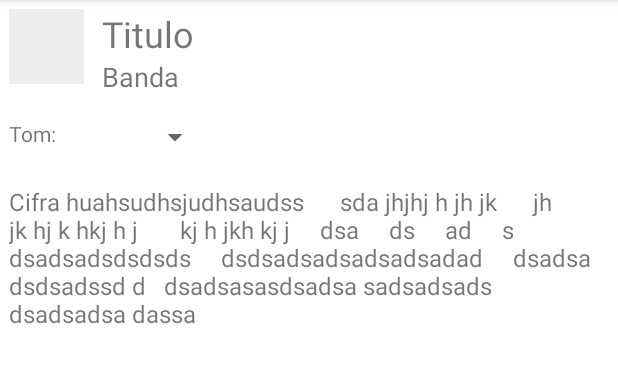
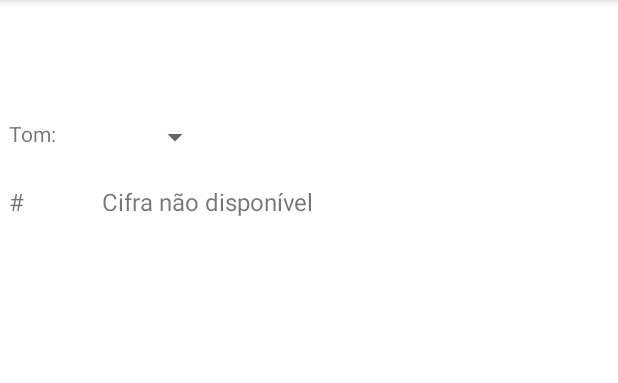
Before and after one commit to VN0/Android-App-Mvvm-FIRE-2021, an Android app: the CifraActivity screen opened directly, with no data from a screen before it, on a phone screen of 412 x 824 dp, the part 84-467 px from its top. Run offline under Robolectric (Android 15) with nearby library versions, the phone set to English and light mode, and no system bars; our stand-ins replace Picasso.

Commit message:
Cigra without tags and colored

```diff
--- a/app/src/main/java/com/senne/cifragospel2021/viewModel/CifraViewModel.kt
+++ b/app/src/main/java/com/senne/cifragospel2021/viewModel/CifraViewModel.kt
@@ -22,7 +22,7 @@ class CifraViewModel : ViewModel() {
      var tomInicio : String = ""
 
     private var mCifra = MutableLiveData<String>()
-    val cifra : LiveData<String> = mCifra
+    var cifra : LiveData<String> = mCifra
 
     private var mFoto = MutableLiveData<String>()
     val foto : LiveData<String> = mFoto
@@ -33,6 +33,7 @@ class CifraViewModel : ViewModel() {
         mBanda.value = banda
         mFoto.value = foto
         tomInicio = tom
+
 
         when (tom) {
             // Maiores
@@ -95,6 +96,7 @@ class CifraViewModel : ViewModel() {
     val mSiCifra = SiCifra()
 
     fun mudaTom(tomSpin: String) {
+
         var cifraTratada: String = mCifra.value.toString()
         if( tomInicio == "C" || tomInicio == "Am") {
                  if (tomSpin == "C" || tomSpin == "Am") { mNovoTom.value = mCifra.value }
--- a/app/src/main/res/layout/activity_cifra.xml
+++ b/app/src/main/res/layout/activity_cifra.xml
@@ -15,7 +15,6 @@
             android:id="@+id/cifra_foto"
             android:layout_width="50dp"
             android:layout_height="50dp"
-            android:background="#eee"
             app:layout_constraintLeft_toLeftOf="parent"
             app:layout_constraintTop_toTopOf="parent" />
 
@@ -24,7 +23,6 @@
             android:layout_width="wrap_content"
             android:layout_height="wrap_content"
             android:layout_marginLeft="12dp"
-            android:text="Titulo"
             android:textSize="24sp"
             app:layout_constraintLeft_toRightOf="@id/cifra_foto"
             app:layout_constraintTop_toTopOf="@id/cifra_foto" />
@@ -34,7 +32,6 @@
             android:layout_width="wrap_content"
             android:layout_height="wrap_content"
             android:layout_marginLeft="12dp"
-            android:text="Banda"
             android:textSize="18sp"
             app:layout_constraintLeft_toRightOf="@id/cifra_foto"
             app:layout_constraintTop_toBottomOf="@id/cifra_titulo" />
@@ -62,21 +59,9 @@
             android:id="@+id/cifra_cifra"
             android:layout_width="wrap_content"
             android:layout_height="wrap_content"
-            android:text="Cifra huahsudhsjudhsaudss
-
-    sda jhjhj h jh jk      jh jk hj k hkj h j       kj h jkh kj j
-    dsa
-    ds
-    ad
-    s
-
-
-    dsadsadsdsdsds
-    dsdsadsadsadsadsadad
-    dsadsa
-
-    dsdsadssd d   dsadsasasdsadsa sadsadsads  dsadsadsa dassa "
             android:textSize="16sp"
+            android:text="#
+            Cifra não disponível"
             android:layout_marginVertical="16dp"
 
             app:layout_constraintLeft_toLeftOf="parent"
--- a/app/src/main/res/values/colors.xml
+++ b/app/src/main/res/values/colors.xml
@@ -8,4 +8,6 @@
     <color name="black">#FF000000</color>
     <color name="white">#FFFFFFFF</color>
     <color name="red">#f00</color>
+    <color name="green">#0f0</color>
+
 </resources>
```
Also changed, not shown: app/src/main/java/com/senne/cifragospel2021/view/AllFragment.kt (+6 -1 lines), app/src/main/java/com/senne/cifragospel2021/view/CifraActivity.kt (+60 -38 lines).
